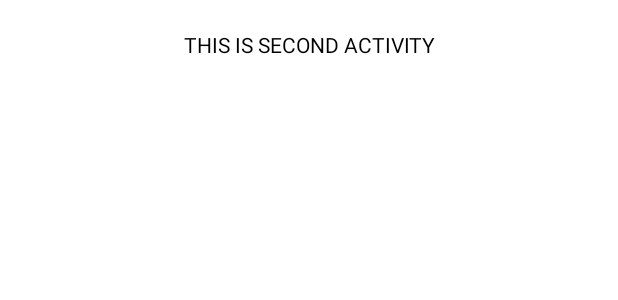
After one commit to imshahastam/courses-pa-android-studio, an Android app: the layout activity_main2.xml on its own in the app's theme, with its tools: preview values and no code run, on a phone screen of 412 x 824 dp. The commit adds this screen. Shown: the top 300 px of the screen. Run offline under Robolectric (Android 15) with nearby library versions, the phone set to English and light mode, and no system bars.

Commit message:
add hw26

```diff
--- a/app/src/main/java/com/example/progaiymhomeworks/FragmentRecycler.kt
+++ b/app/src/main/java/com/example/progaiymhomeworks/FragmentRecycler.kt
@@ -1,9 +1,11 @@
 package com.example.progaiymhomeworks
 
+import android.app.Dialog
 import android.content.Context
 import android.os.Bundle
 import android.view.View
 import android.widget.Toast
+import androidx.fragment.app.DialogFragment
 import androidx.fragment.app.Fragment
 import androidx.recyclerview.widget.DividerItemDecoration
 import androidx.recyclerview.widget.LinearLayoutManager
--- /dev/null
+++ b/app/src/main/res/layout/activity_main2.xml
@@ -0,0 +1,27 @@
+<?xml version="1.0" encoding="utf-8"?>
+<androidx.constraintlayout.widget.ConstraintLayout xmlns:android="http://schemas.android.com/apk/res/android"
+    xmlns:app="http://schemas.android.com/apk/res-auto"
+    xmlns:tools="http://schemas.android.com/tools"
+    android:layout_width="match_parent"
+    android:layout_height="match_parent"
+    tools:context=".MainActivity2">
+
+    <androidx.appcompat.widget.AppCompatTextView
+        android:id="@+id/secondAct"
+        android:layout_width="match_parent"
+        android:layout_height="60dp"
+        android:text="THIS IS SECOND ACTIVITY"
+        android:textColor="@color/black"
+        android:gravity="center"
+        app:layout_constraintTop_toTopOf="parent"/>
+
+    <androidx.appcompat.widget.AppCompatTextView
+        android:id="@+id/txt"
+        android:textColor="@color/black"
+        android:textSize="20sp"
+        android:gravity="center"
+        android:layout_width="match_parent"
+        android:layout_height="wrap_content"
+        app:layout_constraintTop_toBottomOf="@id/secondAct"/>
+
+</androidx.constraintlayout.widget.ConstraintLayout>
```
Also changed, not shown: app/src/main/AndroidManifest.xml (+10 -2 lines), app/src/main/java/com/example/progaiymhomeworks/FragmentItemInfo.kt (+13 -1 lines), app/src/main/java/com/example/progaiymhomeworks/MainActivity2.kt (added, +16 -0 lines), app/src/main/res/layout/fragment_item_info.xml (+14 -2 lines).
